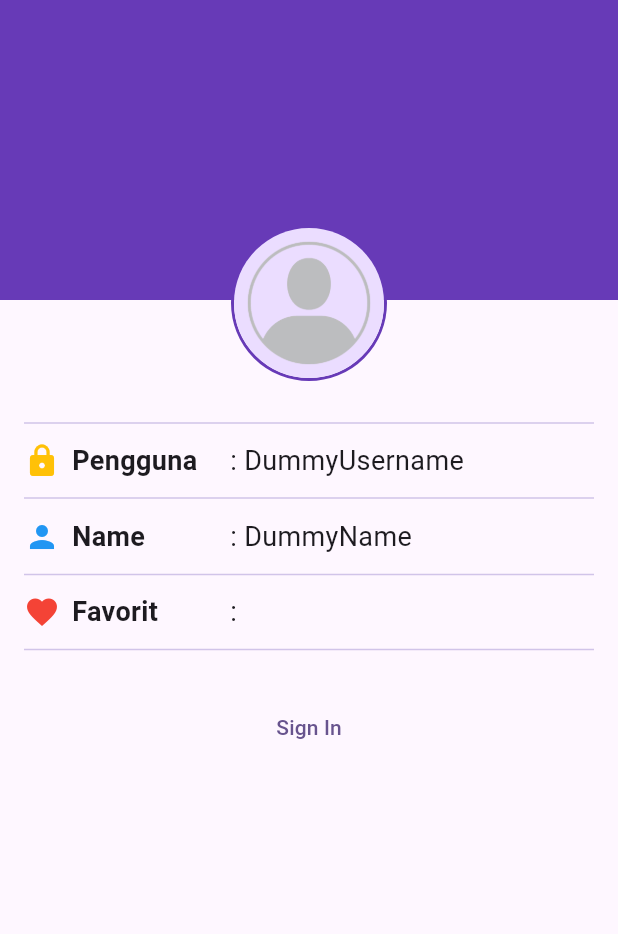
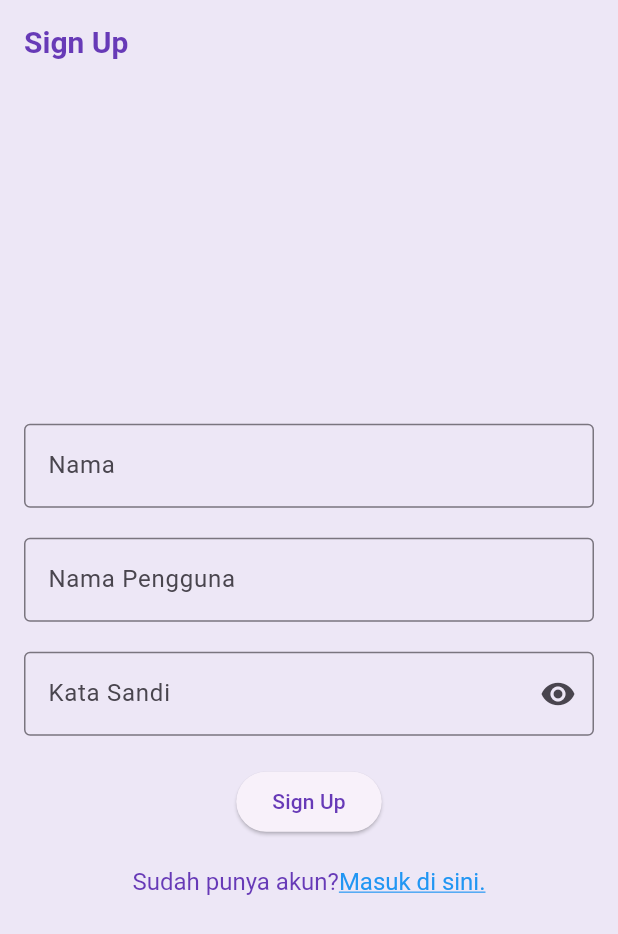
Before and after one commit to FellyciaCaroline/11_WisataCandi_Fellycia, a Flutter app: the screen it shows after launch, on a phone screen of 412 x 824 dp. Shown: the top 934 px of the screen. Run offline on Flutter 3.47's test engine with Material 3 defaults, Android fonts, the phone set to English and light mode, and no system bars.

Commit message:
Pertemuan 14

```diff
--- a/wisata_candi/lib/main.dart
+++ b/wisata_candi/lib/main.dart
@@ -1,7 +1,10 @@
 import 'package:flutter/material.dart';
 import 'package:wisata_candi/data/candi_data.dart';
+import 'package:wisata_candi/screens/sign_in_screen.dart';
+import 'package:wisata_candi/screens/sign_up_screen.dart';
 import 'screens/detail_screen.dart';
 import 'screens/profile_screen.dart';
+import 'screens/sign_in_screen.dart';
 
 void main() {
   runApp(const MainApp());
@@ -13,14 +16,27 @@ class MainApp extends StatelessWidget {
   @override
   Widget build(BuildContext context) {
     return MaterialApp(
-      title: 'Flutter Demo',
+      title: 'Wisata Candi',
       theme: ThemeData(
-        colorScheme: ColorScheme.fromSeed(seedColor: Colors.deepPurple),
+        appBarTheme: const AppBarTheme(
+            iconTheme: IconThemeData(color: Colors.deepPurple),
+            titleTextStyle: TextStyle(
+              color: Colors.deepPurple,
+              fontSize: 20,
+              fontWeight: FontWeight.bold,
+            )),
+        colorScheme:
+            ColorScheme.fromSeed(seedColor: Colors.deepPurple).copyWith(
+          primary: Colors.deepPurple,
+          surface: Colors.deepPurple[50],
+        ),
         useMaterial3: true,
       ),
       home:
-      // DetailScreen(candi: candiList[0]),
-      const ProfileScreen()
+          // DetailScreen(candi: candiList[0]),
+          // const ProfileScreen()
+          // SignInScreen(),
+          SignUpScreen(),
     );
   }
 }
--- /dev/null
+++ b/wisata_candi/lib/screens/sign_up_screen.dart
@@ -0,0 +1,124 @@
+import 'package:flutter/material.dart';
+import 'package:flutter/gestures.dart';
+
+class SignUpScreen extends StatefulWidget {
+  SignUpScreen({super.key});
+
+  @override
+  State<SignUpScreen> createState() => _SignUpScreenState();
+}
+
+class _SignUpScreenState extends State<SignUpScreen> {
+  // TODO: 1. Deklarasikan Variable
+  final TextEditingController _usernameController = TextEditingController();
+  final TextEditingController _nameController = TextEditingController();
+  final TextEditingController _passwordController = TextEditingController();
+
+  String _errorText = '';
+
+  bool _isSignedIn = false;
+
+  bool _obscurePadssword = false;
+
+  @override
+  Widget build(BuildContext context) {
+    return Scaffold(
+      // TODO: 2. Pasang AppBar
+      appBar: AppBar(
+        title: const Text('Sign Up'),
+      ),
+      // TODO: 3. Pasang Body
+      body: Center(
+        child: SingleChildScrollView(
+          child: Padding(
+            padding: const EdgeInsets.all(16),
+            child: Form(
+              child: Column(
+                // TODO: 4. Atur MainAxisAlignment dan CrossAxisAlignment
+                mainAxisAlignment: MainAxisAlignment.center,
+                crossAxisAlignment: CrossAxisAlignment.center,
+                children: [
+                  // TODO: 9. Pasang TextFormField Nama
+                  TextFormField(
+                    controller: _nameController,
+                    decoration: const InputDecoration(
+                      labelText: "Nama",
+                      border: OutlineInputBorder(),
+                    ),
+                  ),
+                  const SizedBox(
+                    height: 20,
+                  ),
+                  // TODO: 5. Pasang TextFormField Nama Pengguna
+                  TextFormField(
+                    controller: _usernameController,
+                    decoration: const InputDecoration(
+                      labelText: "Nama Pengguna",
+                      border: OutlineInputBorder(),
+                    ),
+                  ),
+                  // TODO: 6. Pasang TextFormField Kata Sandi
+                  const SizedBox(
+                    height: 20,
+                  ),
+                  TextFormField(
+                    controller: _passwordController,
+                    decoration: InputDecoration(
+                      labelText: "Kata Sandi",
+                      errorText: _errorText.isNotEmpty ? _errorText : null,
+                      border: const OutlineInputBorder(),
+                      suffixIcon: IconButton(
+                        onPressed: () {
+                          setState(() {
+                            _obscurePadssword = !_obscurePadssword;
+                          });
+                        },
+                        icon: Icon(_obscurePadssword
+                            ? Icons.visibility_off
+                            : Icons.visibility),
+                      ),
+                    ),
+                  ),
+                  // TODO: 7. Pasang ElevatedButton Sign In
+                  const SizedBox(
+                    height: 20,
+                  ),
+                  ElevatedButton(
+                    onPressed: () {},
+                    child: const Text('Sign Up'),
+                  ),
+                  //TODO: 8. Pasang TextButton Sign Up
+                  const SizedBox(
+                    height: 20,
+                  ),
+                  // TextButton(
+                  //   onPressed: () {},
+                  //   child: Text('Belum punya akun? Daftar disini.'),
+                  // ),
+                  RichText(
+                    text: TextSpan(
+                      text: 'Sudah punya akun?',
+                      style: const TextStyle(
+                          fontSize: 16, color: Colors.deepPurple),
+                      children: <TextSpan>[
+                        TextSpan(
+                          text: 'Masuk di sini.',
+                          style: const TextStyle(
+                            color: Colors.blue,
+                            decoration: TextDecoration.underline,
+                            fontSize: 16,
+                          ),
+                          recognizer: TapGestureRecognizer()..onTap = () {},
+                        ),
+                      ],
+                    ),
+                  ),
+                ],
+              ),
+            ),
+          ),
+        ),
+      ),
+    );
+  }
+}
```
Also changed, not shown: wisata_candi/lib/screens/sign_in_screen.dart (added, +113 -0 lines).
